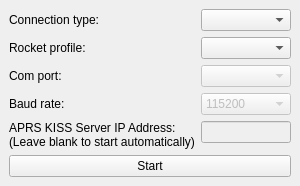
Old version of the form qt_files/com_window.ui in the repository UBC-Rocket/UBCRocketGroundStation.
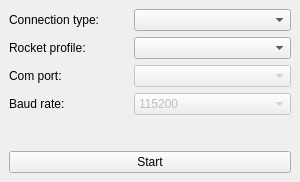
New version of the form.

Commit message: removed kiss address input from initial screen + small bug fixes

What changed in the file:
```diff
--- a/qt_files/com_window.ui
+++ b/qt_files/com_window.ui
@@ -157,20 +157,6 @@
         </item>
        </widget>
       </item>
-      <item row="4" column="0">
-       <widget class="QLabel" name="label_5">
-        <property name="text">
-         <string>&lt;html&gt;&lt;head/&gt;&lt;body&gt;&lt;p&gt;APRS KISS Server IP Address:&lt;br/&gt;(Leave blank to start automatically)&lt;/p&gt;&lt;/body&gt;&lt;/html&gt;</string>
-        </property>
-       </widget>
-      </item>
-      <item row="4" column="1">
-       <widget class="QLineEdit" name="kissAddress">
-        <property name="enabled">
-         <bool>false</bool>
-        </property>
-       </widget>
-      </item>
      </layout>
     </item>
     <item>
```
The commit also changes 5 other files.
